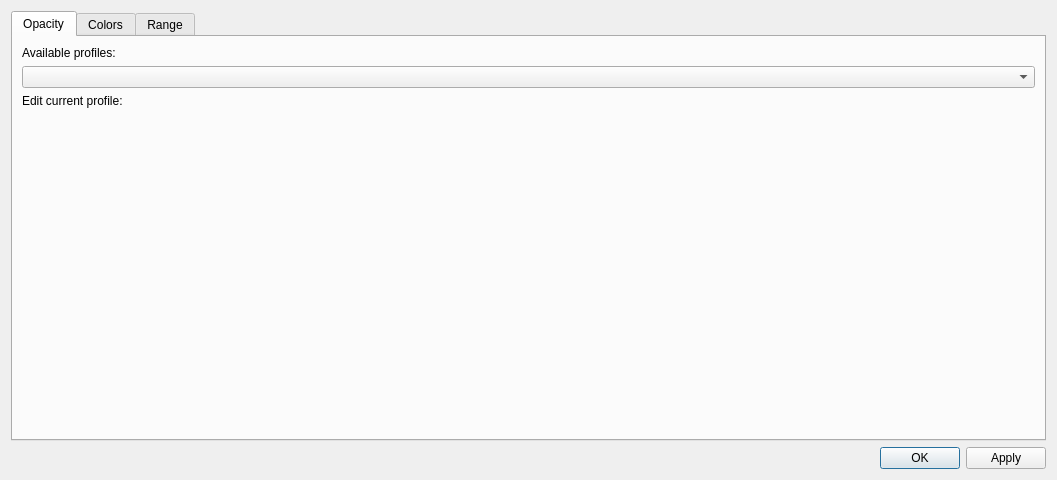
First picture: the form in VisualPIC/Views/editVolumeVTKWindow.ui, repository AngelFP/VisualPIC, before the edit.
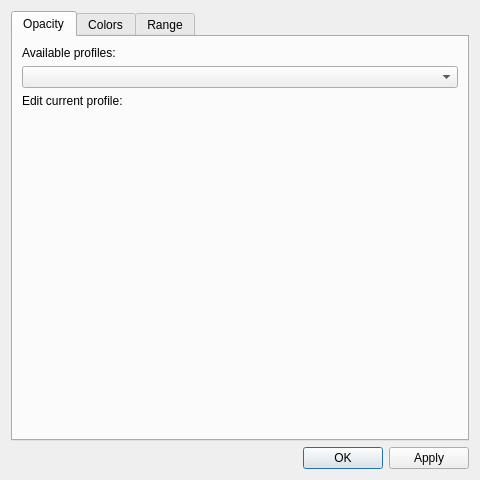
Second picture: the form after the edit.

Commit message: Change window size

The edit to the form file:
```diff
--- a/VisualPIC/Views/editVolumeVTKWindow.ui
+++ b/VisualPIC/Views/editVolumeVTKWindow.ui
@@ -6,7 +6,7 @@
    <rect>
     <x>0</x>
     <y>0</y>
-    <width>1057</width>
+    <width>480</width>
     <height>480</height>
    </rect>
   </property>
```
